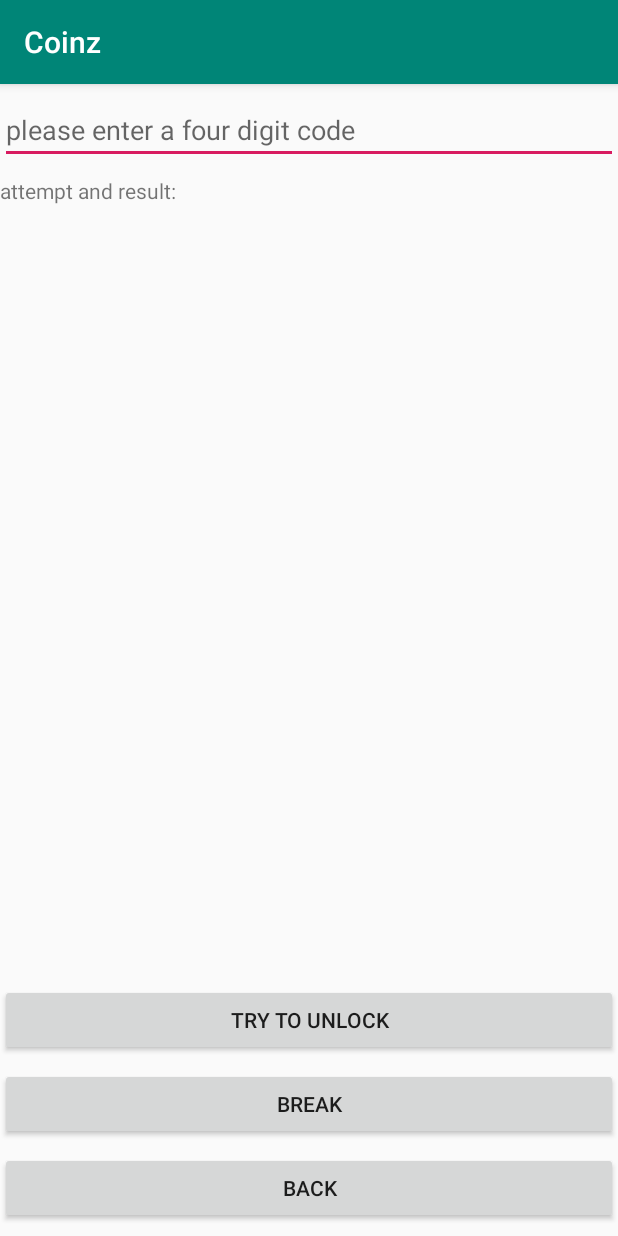
After one commit to HanqinDu/Coinz, an Android app: the chest_Activity screen opened directly, with no data from a screen before it, on a phone screen of 412 x 824 dp. The commit adds this screen. Run offline under Robolectric (Android 15) with nearby library versions, the phone set to English and light mode, and no system bars; libraries missing offline, so code that uses them is left out: com.mapbox.mapboxsdk.

Commit message:
apply digging and unlocking of chest

```diff
--- a/app/src/main/AndroidManifest.xml
+++ b/app/src/main/AndroidManifest.xml
@@ -29,7 +29,8 @@
         <activity android:name=".Activity.manageCoin_Activity" />
         <activity android:name=".Activity.send_Activity" />
         <activity android:name=".Activity.mail_Activity" />
-        <activity android:name=".Activity.frindscoin_Activity"></activity>
+        <activity android:name=".Activity.frindscoin_Activity" />
+        <activity android:name=".Activity.chest_Activity"></activity>
     </application>
 
 </manifest>
--- a/app/src/main/java/s1615548/coinz/Model/DBHandler.kt
+++ b/app/src/main/java/s1615548/coinz/Model/DBHandler.kt
@@ -14,10 +14,10 @@ import s1615548.coinz.Model.Coins.mapdataReady
 import s1615548.coinz.curToInt
 
 
+
 class DBHandler(val context: Context?, name: String?, factory: SQLiteDatabase.CursorFactory?, version: Int) : SQLiteOpenHelper(context, name, factory, version) {
 
     companion object {
-        private const val DATABASE_NAME = "data.db"
 
         const val TABLE_WALLET = "coin_wallet"
         const val TABLE_MAP = "coin_map"
@@ -29,8 +29,6 @@ class DBHandler(val context: Context?, name: String?, factory: SQLiteDatabase.Cu
         const val COLUMN_LAT = "lat"
         const val COLUMN_LNG = "lng"
 
-        const val TABLE_MAP_VERSION = "map_version"
-        const val COLUMN_DATE = "date"
 
     }
 
--- /dev/null
+++ b/app/src/main/res/layout/activity_chest.xml
@@ -0,0 +1,64 @@
+<?xml version="1.0" encoding="utf-8"?>
+<android.support.constraint.ConstraintLayout xmlns:android="http://schemas.android.com/apk/res/android"
+    xmlns:app="http://schemas.android.com/apk/res-auto"
+    xmlns:tools="http://schemas.android.com/tools"
+    android:layout_width="match_parent"
+    android:layout_height="match_parent"
+    tools:context=".Activity.chest_Activity">
+
+    <Button
+        android:id="@+id/btnUnlock"
+        android:layout_width="match_parent"
+        android:layout_height="wrap_content"
+        android:layout_marginBottom="8dp"
+        android:text="Try to Unlock"
+        app:layout_constraintBottom_toTopOf="@+id/btnBreak"
+        tools:layout_editor_absoluteX="0dp" />
+
+    <EditText
+        android:id="@+id/textCode"
+        android:layout_width="match_parent"
+        android:layout_height="wrap_content"
+        android:layout_marginTop="8dp"
+        android:ems="10"
+        android:hint="please enter a four digit code"
+        android:inputType="number"
+        app:layout_constraintTop_toTopOf="parent"
+        tools:layout_editor_absoluteX="16dp" />
+
+    <TextView
+        android:id="@+id/textInstructionChest"
+        android:layout_width="match_parent"
+        android:layout_height="wrap_content"
+        android:layout_marginTop="8dp"
+        android:text="attempt and result:"
+        app:layout_constraintTop_toBottomOf="@+id/textCode"
+        tools:layout_editor_absoluteX="16dp" />
+
+    <TextView
+        android:id="@+id/textResult"
+        android:layout_width="match_parent"
+        android:layout_height="wrap_content"
+        android:layout_marginTop="8dp"
+        app:layout_constraintTop_toBottomOf="@+id/textInstructionChest"
+        tools:layout_editor_absoluteX="32dp" />
+
+    <Button
+        android:id="@+id/btnBreak"
+        android:layout_width="match_parent"
+        android:layout_height="wrap_content"
+        android:layout_marginBottom="8dp"
+        android:text="Break"
+        app:layout_constraintBottom_toTopOf="@+id/btnBackChest"
+        tools:layout_editor_absoluteX="0dp" />
+
+    <Button
+        android:id="@+id/btnBackChest"
+        android:layout_width="match_parent"
+        android:layout_height="wrap_content"
+        android:layout_marginBottom="8dp"
+        android:text="back"
+        app:layout_constraintBottom_toBottomOf="parent"
+        tools:layout_editor_absoluteX="148dp" />
+
+</android.support.constraint.ConstraintLayout>
```
Also changed, not shown: app/src/main/java/s1615548/coinz/Activity/chest_Activity.kt (added, +84 -0 lines), app/src/main/java/s1615548/coinz/Activity/manageCoin_Activity.kt (+10 -0 lines), app/src/main/java/s1615548/coinz/MainActivity.kt (+55 -33 lines), app/src/main/java/s1615548/coinz/Model/data_coin.kt (+45 -0 lines), app/src/main/res/layout/activity_main.xml (+10 -30 lines), app/src/main/res/layout/activity_manage_coin.xml (+11 -2 lines).
